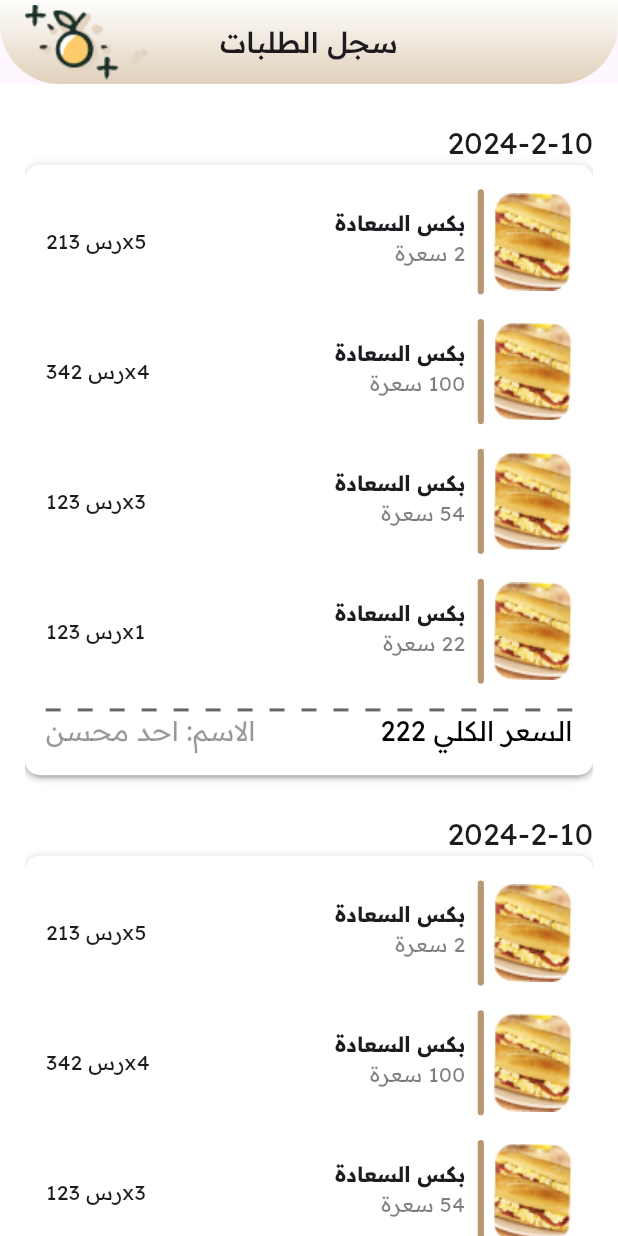
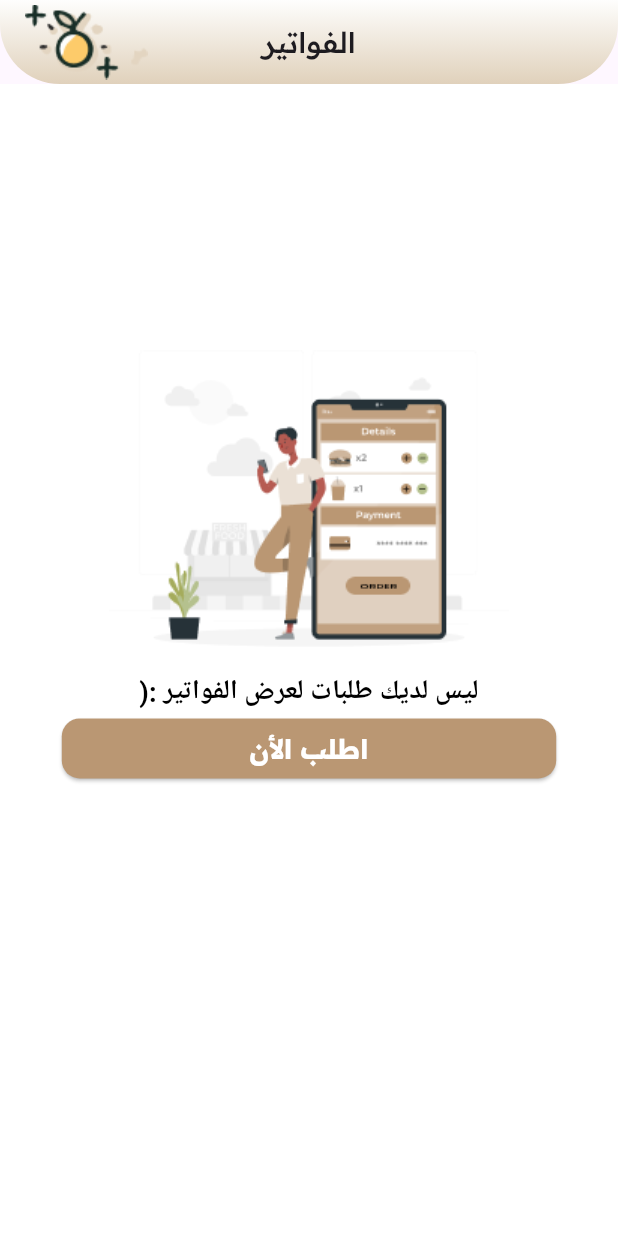
Before and after one commit to Basel-75/FUSHTI, a Flutter app: the screen it shows after launch, on a phone screen of 412 x 824 dp. Run offline on Flutter 3.47's test engine with Material 3 defaults, Android fonts, the phone set to English and light mode, and no system bars; our stand-ins replace animated_custom_dropdown, bloc, carousel_slider, custom_radio_grouped_button, dotted_line, easy_date_timeline and 9 more; accounts and stored records are empty; Roboto replaces fonts that are missing (Rosarivo); statements that could not run were skipped.

Commit message:
bill Screen ui done.

```diff
--- a/apps/customer_app/lib/main.dart
+++ b/apps/customer_app/lib/main.dart
@@ -1,3 +1,4 @@
+import 'package:customer_app/screen/bill/bill_screen.dart';
 import 'package:customer_app/screen/history/history_screen.dart';
 import 'package:customer_app/screen/plan/add_plan_screen.dart';
 import 'package:customer_app/screen/plan/plan_cart_screen.dart';
@@ -44,7 +45,7 @@ class MainApp extends StatelessWidget {
                   style: ElevatedButton.styleFrom(
                       backgroundColor: const Color(0xffBA9773)))),
           // debugShowCheckedModeBanner: false,
-          home: const HistoryScreen(),
+          home: const BillScreen(),
         ),
       ),
     );
--- /dev/null
+++ b/apps/customer_app/lib/screen/bill/bill_screen.dart
@@ -0,0 +1,169 @@
+import 'package:customer_app/widget/button/custom_button.dart';
+import 'package:customer_app/widget/history_widget/bottom_info.dart';
+import 'package:customer_app/widget/history_widget/content_history.dart';
+import 'package:flutter/material.dart';
+import 'package:get_all_pkg/get_all_pkg.dart';
+
+class BillScreen extends StatelessWidget {
+  const BillScreen({super.key});
+
+  @override
+  Widget build(BuildContext context) {
+    //replace it with Bloc
+    List<Map<String, dynamic>> products = [
+      {
+        'image': 'assets/image/egg.png',
+        'history': '2024-2-10',
+        'name': 'بكس السعادة',
+        'numberOfCal': 2,
+        'quantity': 5,
+        'price': 213
+      },
+      {
+        'image': 'assets/image/egg.png',
+        'history': '2024-2-10',
+        'name': 'بكس السعادة',
+        'numberOfCal': 54,
+        'quantity': 3,
+        'price': 123
+      },
+      {
+        'image': 'assets/image/egg.png',
+        'history': '2024-2-10',
+        'name': 'بكس السعادة',
+        'numberOfCal': 22,
+        'quantity': 1,
+        'price': 123
+      },
+    ];
+    //replace it with Bloc order.length
+    const int billNum = 0;
+
+    return Directionality(
+      textDirection: TextDirection.rtl,
+      child: Scaffold(
+        appBar: AppBar(
+          title: Text(
+            'الفواتير',
+            style: TextStyle(fontSize: 18.sp, fontWeight: FontWeight.w500),
+          ),
+          centerTitle: true,
+          actions: [
+            Image.asset('assets/image/homeicon.png'),
+            SizedBox(
+              width: 2.h,
+            )
+          ],
+          flexibleSpace: Container(
+            decoration: const BoxDecoration(
+                gradient: LinearGradient(
+                  begin: Alignment.topCenter,
+                  end: Alignment.bottomCenter,
+                  colors: [Color(0xffFEFEFD), Color(0xffE0D1BB)],
+                ),
+                borderRadius: BorderRadius.only(
+                  bottomLeft: Radius.circular(40),
+                  bottomRight: Radius.circular(40),
+                )),
+          ),
+        ),
+        body: billNum != 0
+            ? Padding(
+                padding: EdgeInsets.symmetric(horizontal: 2.h),
+                child: ListView.builder(
+                  shrinkWrap: true,
+                  itemCount: billNum,
+                  itemBuilder: (context, index) {
+                    return Column(
+                      children: [
+                        SizedBox(
+                          height: 3.h,
+                        ),
+                        const Align(
+                          alignment: Alignment.centerRight,
+                          child: Text(
+                            //change it
+
+                            '2024-2-10',
+                            style: TextStyle(fontSize: 20),
+                          ),
+                        ),
+                        Container(
+                          width: 94.w,
+                          decoration: BoxDecoration(
+                              boxShadow: kElevationToShadow[2],
+                              borderRadius: BorderRadius.circular(10),
+                              color: const Color(0xffffffff)),
+                          child: Padding(
+                            padding: EdgeInsets.symmetric(
+                                horizontal: 1.7.h, vertical: 4.w),
+                            child: Column(
+                              children: [
+                                ListView.builder(
+                                  physics: const NeverScrollableScrollPhysics(),
+                                  shrinkWrap: true,
+                                  itemCount: products.length,
+                                  itemBuilder: (context, index) {
+                                    var product = products[index];
+                                    return Column(
+                                      mainAxisAlignment:
+                                          MainAxisAlignment.center,
+                                      children: [
+                                        ContentHistory(
+                                          isBill: true,
+                                          image: product['image'],
+                                          foodName: product['name'],
+                                          numberOfCal: product['numberOfCal'],
+                                          quantity: product['quantity'],
+                                          price: product['price'],
+                                        ),
+                                        SizedBox(
+                                            height: index < products.length - 1
+                                                ? 2.h
+                                                : 0),
+                                      ],
+                                    );
+                                  },
+                                ),
+                                SizedBox(
+                                  height: 2.h,
+                                ),
+                                const BottomHistoryInfo(
+                                  totalPrice: 222,
+                                  name: "احد محسن",
+                                ),
+                              ],
+                            ),
+                          ),
+                        ),
+                      ],
+                    );
+                  },
+                ))
+            : Center(
+                child: Column(
+                  mainAxisAlignment: MainAxisAlignment.center,
+                  children: [
+                    Image.asset('assets/image/history_img.png'),
+                    SizedBox(
+                      height: 2.h,
+                    ),
+                    const Text(
+                      "ليس لديك طلبات لعرض الفواتير :(",
+                      style: TextStyle(
+                          fontSize: 18,
+                          fontWeight: FontWeight.bold,
+                          fontFamily: 'Rosarivo',
+                          color: Colors.black),
+                    ),
+                    CustomButton(onPressed: () {}, title: 'اطلب الأن'),
+                    SizedBox(
+                      height: 15.h,
+                    )
+                  ],
+                ),
+              ),
+      ),
+    );
+  }
+}
```
